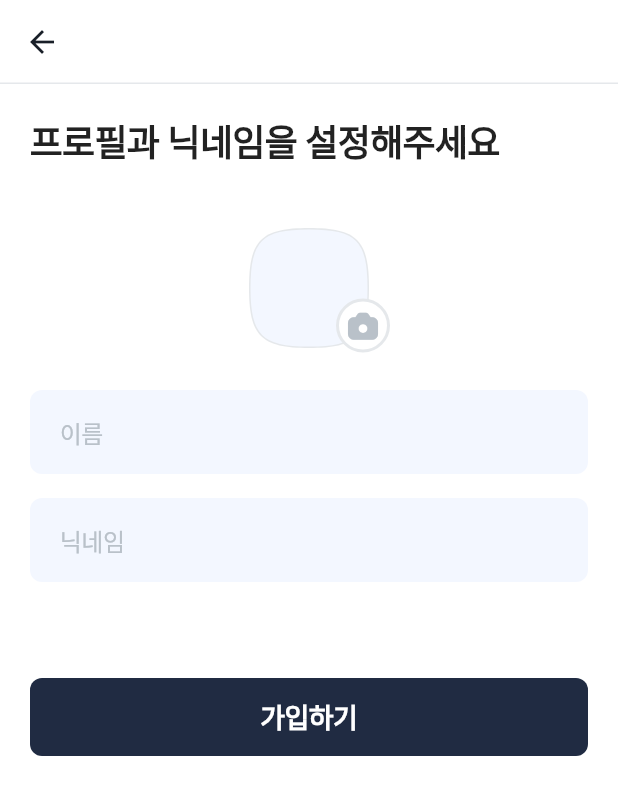
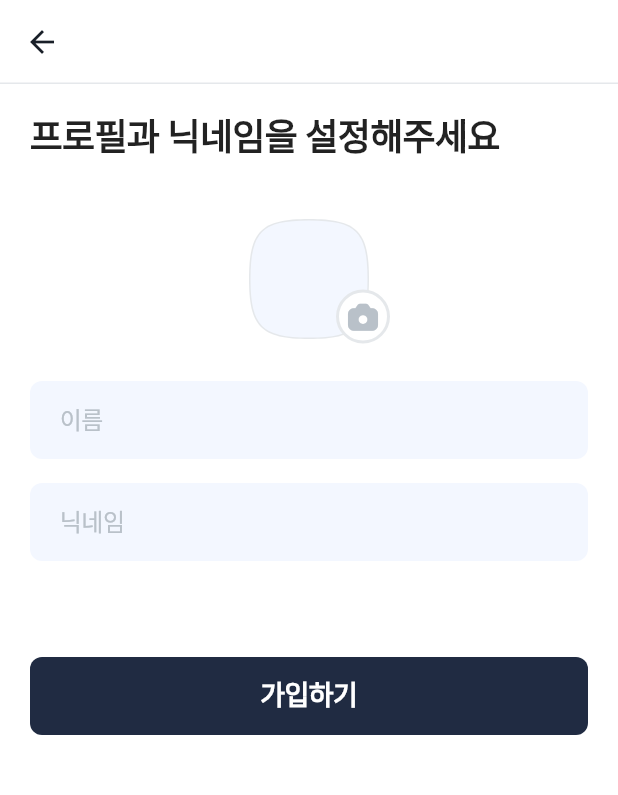
Before and after one commit to rbgus2002/cactusdy, a Flutter app: the SignUpDetailRoute screen opened directly, on a phone screen of 412 x 824 dp. Shown: the top 795 px of the screen. Run offline on Flutter 3.47's test engine with Material 2 defaults, Android fonts, the phone set to English and light mode, and no system bars; our stand-ins replace cached_network_image, device_info_plus, firebase_core, firebase_messaging, flutter_colorpicker, flutter_local_notifications and 3 more; accounts and stored records are empty; generated files the repository leaves out were written again; Roboto replaces fonts that are missing (Pretendard).

Commit message:
[F] feat: text styles height 반영

```diff
--- a/frontend/lib/themes/text_styles.dart
+++ b/frontend/lib/themes/text_styles.dart
@@ -12,20 +12,20 @@ class TextStyles {
   static const black      = FontWeight.w900;
 
   //static const double letterSpacingFactor = -0.02;  // -2%
-  static const TextStyle head1 = TextStyle(fontSize: 32, letterSpacing: -0.64, fontWeight: bold);
-  static const TextStyle head2 = TextStyle(fontSize: 24, letterSpacing: -0.48, fontWeight: bold);
-  static const TextStyle head3 = TextStyle(fontSize: 21, letterSpacing: -0.42, fontWeight: bold);
-  static const TextStyle head4 = TextStyle(fontSize: 18, letterSpacing: -0.36, fontWeight: semiBold);
-  static const TextStyle head5 = TextStyle(fontSize: 16, letterSpacing: -0.32, fontWeight: semiBold);
-  static const TextStyle head6 = TextStyle(fontSize: 14, letterSpacing: -0.28, fontWeight: bold);
+  static const TextStyle head1 = TextStyle(fontSize: 32, letterSpacing: -0.64, height: 1.1875, fontWeight: bold);
+  static const TextStyle head2 = TextStyle(fontSize: 24, letterSpacing: -0.48, height: 1.25, fontWeight: bold);
+  static const TextStyle head3 = TextStyle(fontSize: 21, letterSpacing: -0.42, height: 1.2381, fontWeight: bold);
+  static const TextStyle head4 = TextStyle(fontSize: 18, letterSpacing: -0.36, height: 1.2222, fontWeight: semiBold);
+  static const TextStyle head5 = TextStyle(fontSize: 16, letterSpacing: -0.32, height: 1.25, fontWeight: semiBold);
+  static const TextStyle head6 = TextStyle(fontSize: 14, letterSpacing: -0.28, height: 1.2857, fontWeight: bold);
 
-  static const TextStyle body1 = TextStyle(fontSize: 16, letterSpacing: -0.32, fontWeight: medium);
-  static const TextStyle body2 = TextStyle(fontSize: 14, letterSpacing: -0.28, fontWeight: regular);
-  static const TextStyle body3 = TextStyle(fontSize: 13, letterSpacing: -0.26, fontWeight: regular);
-  static const TextStyle body4 = TextStyle(fontSize: 12, letterSpacing: -0.24, fontWeight: regular);
+  static const TextStyle body1 = TextStyle(fontSize: 16, letterSpacing: -0.32, height: 1.25, fontWeight: medium);
+  static const TextStyle body2 = TextStyle(fontSize: 14, letterSpacing: -0.28, height: 1.2857, fontWeight: regular);
+  static const TextStyle body3 = TextStyle(fontSize: 13, letterSpacing: -0.26, height: 1.2308, fontWeight: regular);
+  static const TextStyle body4 = TextStyle(fontSize: 12, letterSpacing: -0.24, height: 1.1667, fontWeight: regular);
 
-  static const TextStyle caption1 = TextStyle(fontSize: 14, letterSpacing: -0.28, fontWeight: semiBold);
-  static const TextStyle caption2 = TextStyle(fontSize: 11, letterSpacing: -0.22, fontWeight: medium);
+  static const TextStyle caption1 = TextStyle(fontSize: 14, letterSpacing: -0.28, height: 1.2857, fontWeight: semiBold);
+  static const TextStyle caption2 = TextStyle(fontSize: 12, letterSpacing: -0.22, height: 1.1667, fontWeight: medium);
 
   static const TextTheme textTheme = TextTheme(
     displayLarge: head1,
```
